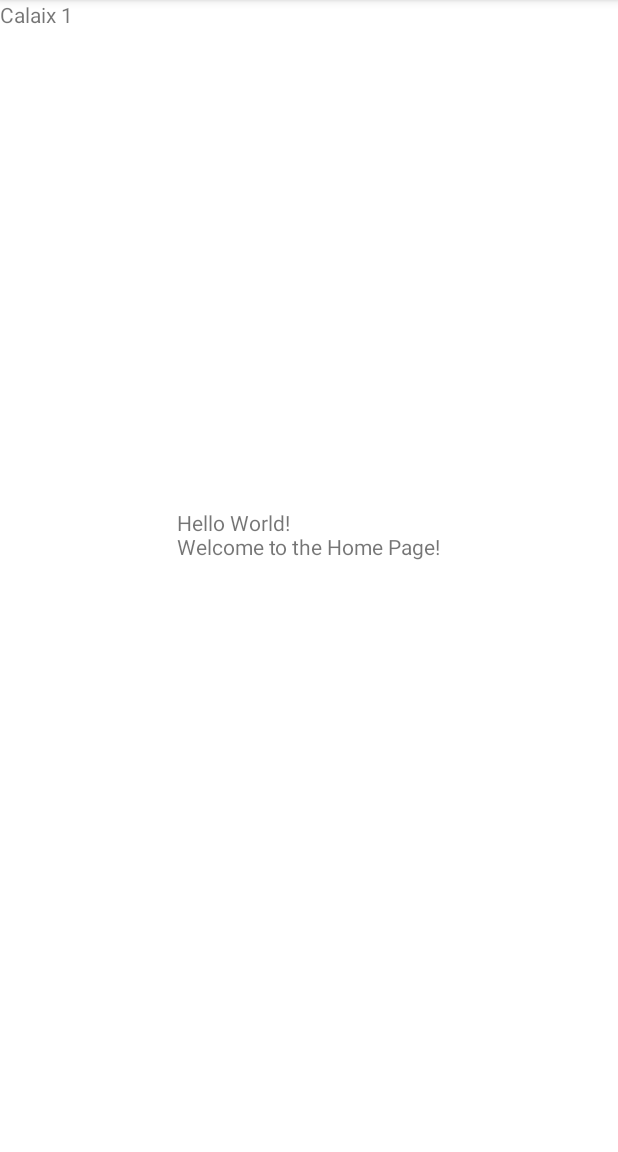
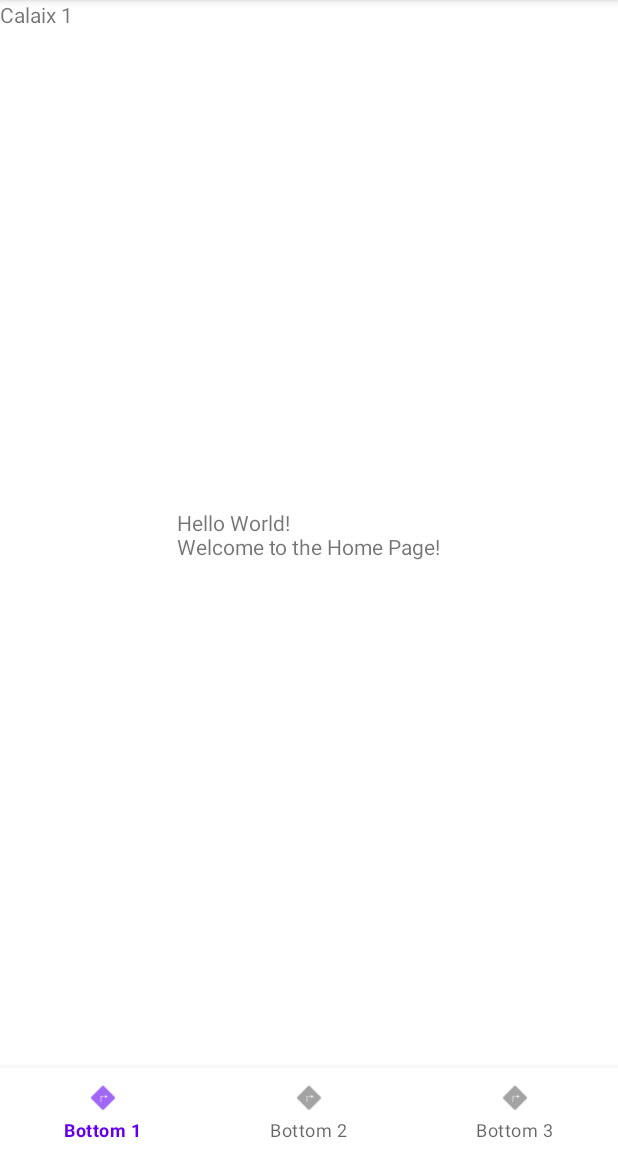
Before and after one commit to Lairuc/M08P03, an Android app: the screen it shows after launch (MainActivity), on a phone screen of 412 x 824 dp, the part 84-1236 px from its top. Run offline under Robolectric (Android 15) with nearby library versions, the phone set to English and light mode, and no system bars; our stand-ins replace navigation-ui.

Commit message:
bottom menu added

```diff
--- a/app/src/main/res/layout/activity_main.xml
+++ b/app/src/main/res/layout/activity_main.xml
@@ -90,6 +90,25 @@
         </androidx.drawerlayout.widget.DrawerLayout>
         <!-- END DRAWER WIDGET -->
 
+        <!-- NavHost Fragment -->
+        <!--androidx.fragment.app.FragmentContainerView
+            android:name="androidx.navigation.fragment.NavHostFragment"
+            android:id="@+id/nav_host_fragment"
+            android:layout_width="match_parent"
+            android:layout_height="match_parent"
+            app:defaultNavHost="true"
+            app:navGraph="@navigation/nav_graph" />
+        <- BottomNavigationView -->
+        <com.google.android.material.bottomnavigation.BottomNavigationView
+            android:id="@+id/bottom_nav_view"
+            android:layout_width="0dp"
+            android:layout_height="wrap_content"
+            android:background="?android:attr/windowBackground"
+            app:layout_constraintBottom_toBottomOf="parent"
+            app:layout_constraintLeft_toLeftOf="parent"
+            app:layout_constraintRight_toRightOf="parent"
+            app:menu="@menu/bottom_menu" />
+
     </androidx.constraintlayout.widget.ConstraintLayout>
 
 </androidx.coordinatorlayout.widget.CoordinatorLayout>
--- /dev/null
+++ b/app/src/main/res/menu/bottom_menu.xml
@@ -0,0 +1,17 @@
+<?xml version="1.0" encoding="utf-8"?>
+<menu xmlns:android="http://schemas.android.com/apk/res/android">
+    <item
+        android:id="@+id/bottom1Fragment"
+        android:icon="@android:drawable/ic_menu_directions"
+        android:title="Bottom 1" />
+
+    <item
+        android:id="@+id/bottom2Fragment"
+        android:icon="@android:drawable/ic_menu_directions"
+        android:title="Bottom 2" />
+
+    <item
+        android:id="@+id/bottom3Fragment"
+        android:icon="@android:drawable/ic_menu_directions"
+        android:title="Bottom 3" />
+</menu>
--- a/app/src/main/res/navigation/nav_graph.xml
+++ b/app/src/main/res/navigation/nav_graph.xml
@@ -20,4 +20,19 @@
         android:name="COR.M08.Drawer3Fragment"
         android:label="fragment_drawer3"
         tools:layout="@layout/fragment_drawer3" />
+    <fragment
+        android:id="@+id/bottom1Fragment"
+        android:name="COR.M08.Bottom1Fragment"
+        android:label="fragment_bottom1"
+        tools:layout="@layout/fragment_bottom1" />
+    <fragment
+        android:id="@+id/bottom2Fragment"
+        android:name="COR.M08.Bottom2Fragment"
+        android:label="fragment_bottom2"
+        tools:layout="@layout/fragment_bottom2" />
+    <fragment
+        android:id="@+id/bottom3Fragment"
+        android:name="COR.M08.Bottom3Fragment"
+        android:label="fragment_bottom3"
+        tools:layout="@layout/fragment_bottom3" />
 </navigation>
```
Also changed, not shown: app/src/main/java/COR/M08/Bottom1Fragment.java (added, +64 -0 lines), app/src/main/java/COR/M08/Bottom2Fragment.java (added, +64 -0 lines), app/src/main/java/COR/M08/Bottom3Fragment.java (added, +64 -0 lines), app/src/main/res/layout/fragment_bottom1.xml (added, +14 -0 lines), app/src/main/res/layout/fragment_bottom2.xml (added, +14 -0 lines), app/src/main/res/layout/fragment_bottom3.xml (added, +14 -0 lines).
